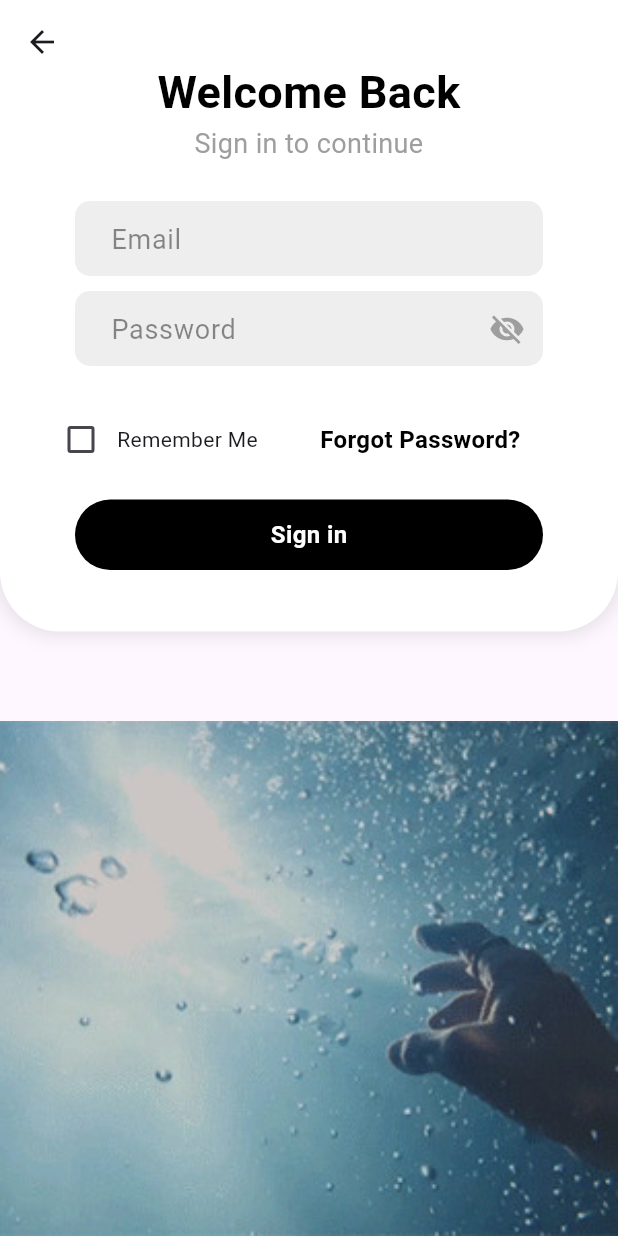
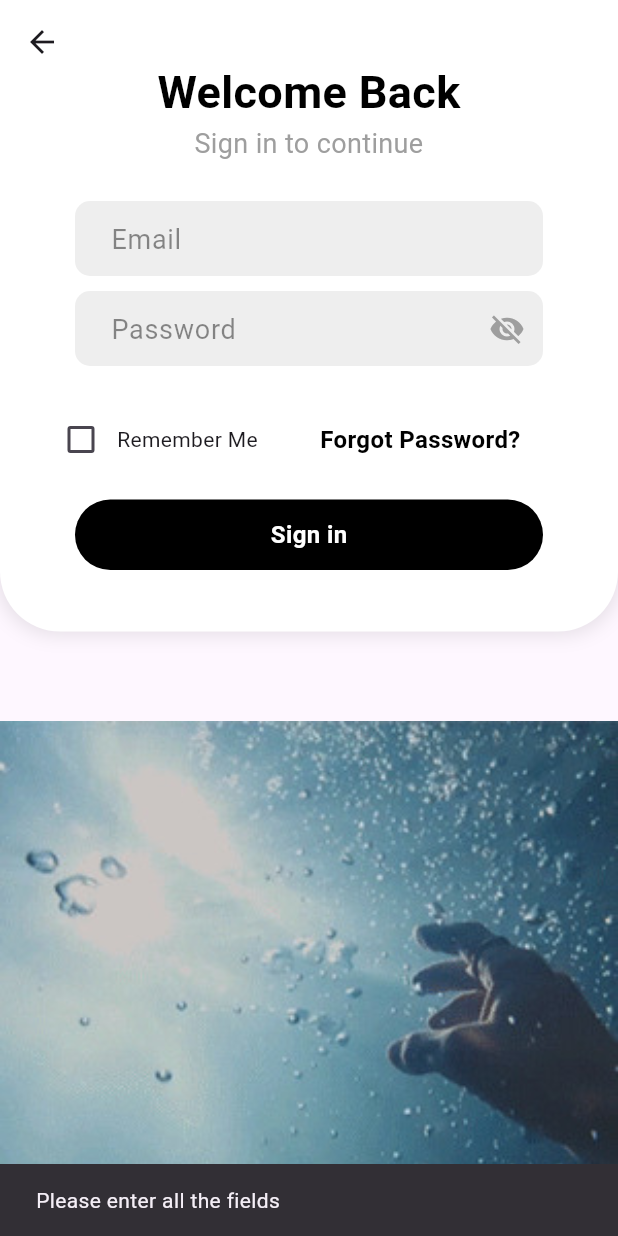
Before and after one commit to hanan1193/Senior_project, a Flutter app: the SignInScreen screen opened directly, after a tap on "Sign in", on a phone screen of 412 x 824 dp. Run offline on Flutter 3.47's test engine with Material 3 defaults, Android fonts, the phone set to English and light mode, and no system bars; our stand-ins replace cloud_firestore, firebase_auth, firebase_core, shared_preferences; accounts and stored records are empty.

Commit message:
update in sign_in page

```diff
--- a/flutter_application_1/lib/Screens/sign_in.dart
+++ b/flutter_application_1/lib/Screens/sign_in.dart
@@ -1,11 +1,14 @@
 import 'package:flutter/material.dart';
-import 'package:flutter_application_1/Screens/welcome_page.dart';
+// import 'package:flutter_application_1/Screens/welcome_page.dart';
 import 'package:flutter_application_1/widget/forgot_pass.dart';
+import 'package:flutter_application_1/widget/navigation_bar.dart';
 import 'package:flutter_application_1/widget/snackbar.dart';
 import 'package:shared_preferences/shared_preferences.dart';
 import '../Widget/Button.dart';
 import '../Widget/text_field.dart';
 import '../services/authentication.dart';
+// import 'package:flutter_application_1/Screens/camera.dart';
+
 
 class SignInScreen extends StatefulWidget {
   const SignInScreen({super.key});
@@ -51,7 +54,7 @@ class _SignInScreenState extends State<SignInScreen> {
   }
 
   // 🔑 Sign-In Function
-  void SignInUser() async {
+  void signInUser() async {
     setState(() {
       isLoading = true;
     });
@@ -60,16 +63,17 @@ class _SignInScreenState extends State<SignInScreen> {
       email: emailController.text,
       password: passwordController.text,
     );
+     if (!mounted) return;
 
     if (res == "success") {
       saveUserCredentials(); // Save credentials on successful sign-in
 
       // Get user ID
-      String? userId = await AuthMethod().getUserId();
+      String? userId = AuthMethod().getUserId();
       if (userId != null) {
         Navigator.of(context).pushReplacement(
           MaterialPageRoute(
-            builder: (context) => WelcomePage(),
+            builder: (context) => Navigation_Bar(),
           ),
         );
       } else {
@@ -123,7 +127,7 @@ class _SignInScreenState extends State<SignInScreen> {
                         ),
                         boxShadow: [
                           BoxShadow(
-                            color: Colors.black.withOpacity(0.1),
+                            color: Colors.black.withAlpha(25),
                             blurRadius: 10,
                             spreadRadius: 2,
                           ),
@@ -184,7 +188,7 @@ class _SignInScreenState extends State<SignInScreen> {
                             ],
                           ),
                           SizedBox(height: 15),
-                          MyButtons(onTap: () {}, text: "Sign in"),
+                          MyButtons(onTap:  signInUser, text: "Sign in"),
                         ],
                       ),
                     ),
--- a/flutter_application_1/lib/Screens/welcome_page.dart
+++ b/flutter_application_1/lib/Screens/welcome_page.dart
@@ -1,7 +1,6 @@
 import 'package:flutter/material.dart';
 import 'package:flutter_application_1/Screens/sign_in.dart';
 import 'package:flutter_application_1/Screens/sign_up.dart';
-import 'package:flutter_application_1/widget/navigation_bar.dart';
 
 class WelcomePage extends StatelessWidget {
   const WelcomePage({super.key});
--- a/flutter_application_1/lib/main.dart
+++ b/flutter_application_1/lib/main.dart
@@ -2,7 +2,7 @@ import 'package:firebase_auth/firebase_auth.dart';
 import 'package:firebase_core/firebase_core.dart';
 import 'package:flutter/material.dart';
 import 'Screens/welcome_page.dart';
-import 'package:flutter_application_1/widget/firebase_options.dart';
+import 'package:flutter_application_1/firebase_options.dart';
 
 void main() async {
 
--- a/flutter_application_1/lib/services/authentication.dart
+++ b/flutter_application_1/lib/services/authentication.dart
@@ -88,7 +88,9 @@ import 'package:cloud_firestore/cloud_firestore.dart';
 import 'package:firebase_auth/firebase_auth.dart';
 
 class AuthMethod {
+  // for storing data in cloud firestore
   final FirebaseFirestore _firestore = FirebaseFirestore.instance;
+  // for authentication
   final FirebaseAuth _auth = FirebaseAuth.instance;
 
   // Sign Up User
@@ -101,7 +103,7 @@ class AuthMethod {
     String res = "Some error occurred";
     try {
       if (email.isNotEmpty && password.isNotEmpty && name.isNotEmpty && phone.isNotEmpty) {
-        // Register user in Firebase Authentication
+        // Register user in Firebase Authentication with email and password
         UserCredential cred = await _auth.createUserWithEmailAndPassword(
           email: email,
           password: password,
--- a/flutter_application_1/lib/widget/navigation_bar.dart
+++ b/flutter_application_1/lib/widget/navigation_bar.dart
@@ -39,6 +39,8 @@ import 'package:flutter_application_1/Screens/camera.dart';
 import 'package:flutter_application_1/Screens/clock.dart';
 
 class  Navigation_Bar extends StatelessWidget {
+  const Navigation_Bar({super.key});
+
   @override
   Widget build(BuildContext context) {
     return Scaffold(
--- a/flutter_application_1/lib/widget/text_field.dart
+++ b/flutter_application_1/lib/widget/text_field.dart
@@ -6,11 +6,11 @@ class TextFieldInput extends StatefulWidget {
   final bool isPass;
 
   const TextFieldInput({
-    Key? key,
+    super.key,
     required this.textEditingController,
     this.isPass = false,
     required this.hintText,
-  }) : super(key: key);
+  });
 
   @override
   State<TextFieldInput> createState() => _TextFieldInputState();
--- a/flutter_application_1/pubspec.yaml
+++ b/flutter_application_1/pubspec.yaml
@@ -39,7 +39,7 @@ dependencies:
   cloud_firestore: ^5.5.1
   firebase_auth:
   shared_preferences: ^2.2.2
-  cloud_firestore: ^5.5.1
+
 
 dev_dependencies:
   flutter_test:
```
Also changed, not shown: flutter_application_1/lib/Screens/sign_up.dart (+8 -6 lines), flutter_application_1/firebase.json (added), flutter_application_1/lib/firebase_options.dart (added), flutter_application_1/lib/widget/firebase_options.dart (deleted), 7 other files.
